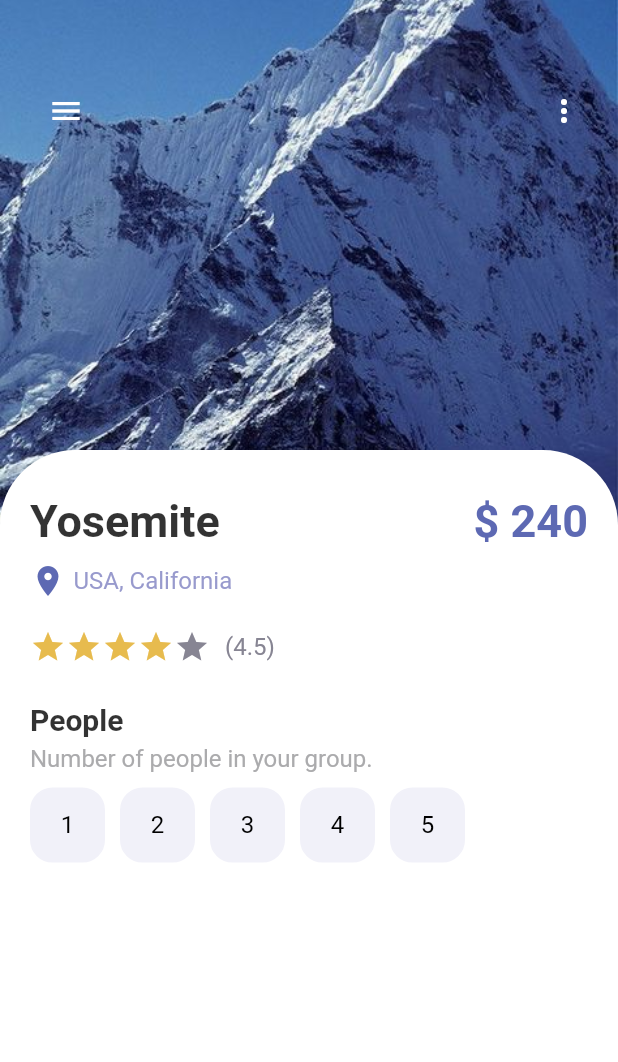
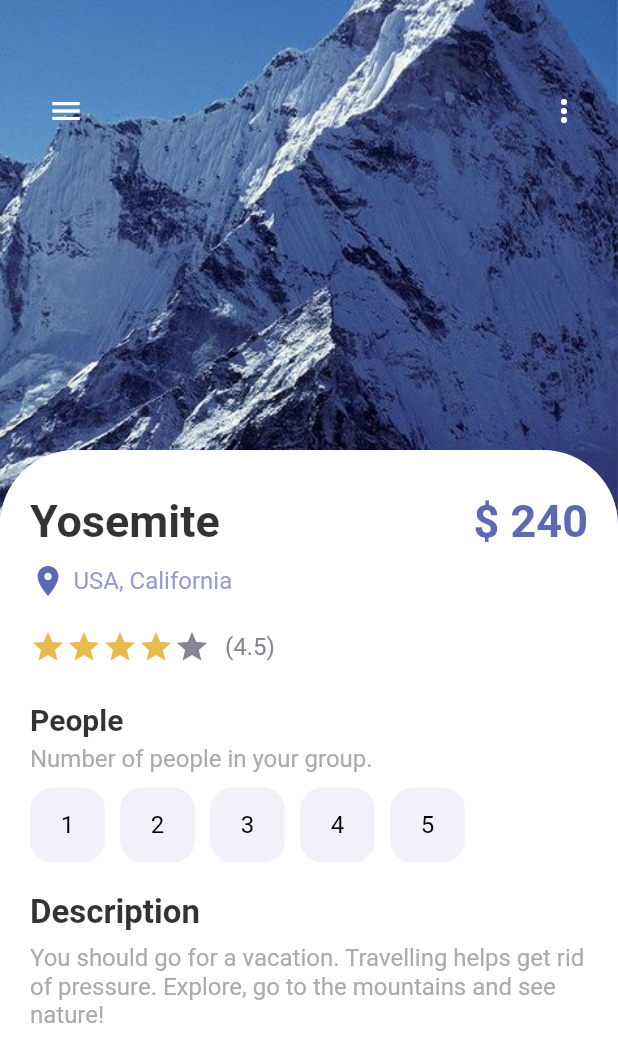
Before and after one commit to cjchika/travel_app, a Flutter app: the screen it shows after launch, on a phone screen of 412 x 824 dp. Shown: the top 1062 px of the screen. Run offline on Flutter 3.47's test engine with Material 2 defaults, Android fonts, the phone set to English and light mode, and no system bars.

Commit message:
Detail Screen

```diff
--- a/lib/screens/detail_screen.dart
+++ b/lib/screens/detail_screen.dart
@@ -124,7 +124,7 @@ class _DetailScreenState extends State<DetailScreen> {
                     Wrap(
                       children: List.generate(5, (index) {
                         return InkWell(
-                          onTap: (){
+                          onTap: () {
                             setState(() {
                               selectedIndex = index;
                             });
@@ -132,18 +132,40 @@ class _DetailScreenState extends State<DetailScreen> {
                           child: Container(
                             margin: const EdgeInsets.only(right: 10),
                             child: AppButtons(
-                                color: selectedIndex == index ? Colors.white : Colors.black,
-                                backgroundColor: selectedIndex == index ? Colors.black : AppColors.buttonBackground,
-                                size: 50,
-                                borderColor: selectedIndex == index ? Colors.black : AppColors.buttonBackground,
-                                text: (index+1).toString(),
+                              color: selectedIndex == index
+                                  ? Colors.white
+                                  : Colors.black,
+                              backgroundColor: selectedIndex == index
+                                  ? Colors.black
+                                  : AppColors.buttonBackground,
+                              size: 50,
+                              borderColor: selectedIndex == index
+                                  ? Colors.black
+                                  : AppColors.buttonBackground,
+                              text: (index + 1).toString(),
                             ),
                           ),
                         );
                       }),
                     ),
+                    const SizedBox(height: 20),
+                    AppLargeText(
+                        text: "Description",
+                        color: Colors.black.withOpacity(0.8),
+                        size: 22),
+                    const SizedBox(height: 8),
+                    AppText(
+                      text:
+                          "You should go for a vacation. Travelling helps get rid of pressure. Explore, go to the mountains and see nature!",
+                      color: AppColors.mainTextColor,
+                    ),
                   ],
                 ),
+              )),
+          Positioned(
+              bottom: 0,
+              child: Row(
+                children: [],
               ))
         ]),
       ),
```
